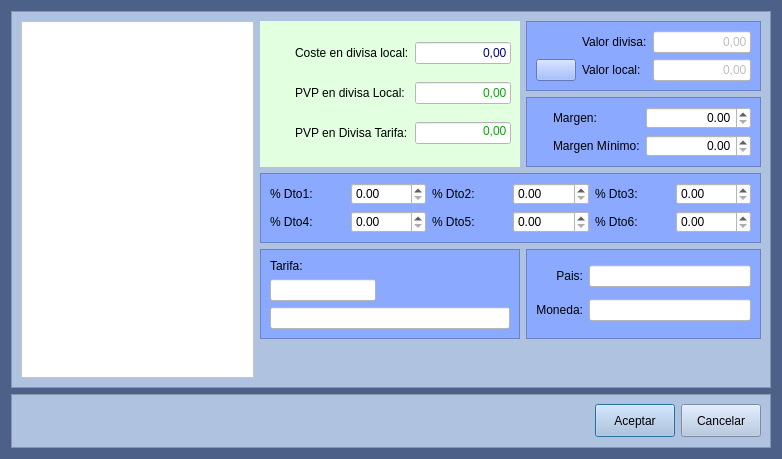
Old version of the form Almacen/frmtarifas.ui in the repository arcnexus/RedFoX.
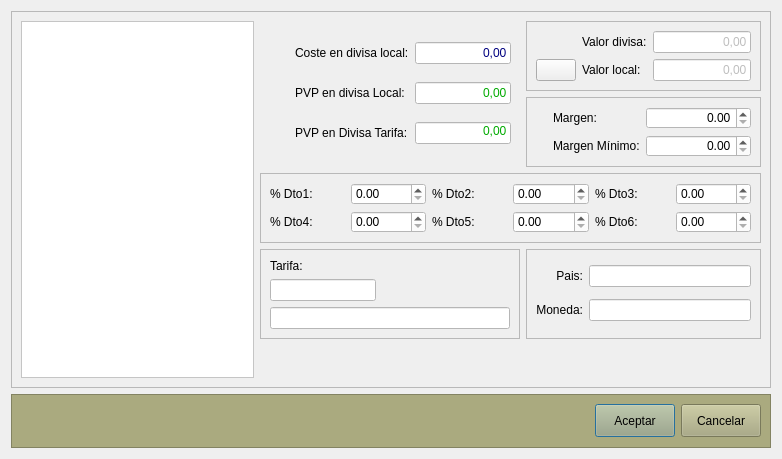
New version of the form. Icons and pictures are not drawn.

What changed in the file:
```diff
--- a/Almacen/frmtarifas.ui
+++ b/Almacen/frmtarifas.ui
@@ -20,15 +20,12 @@
    <string>valoración de Tarifas</string>
   </property>
   <property name="windowIcon">
-   <iconset>
-    <normaloff>:/Icons/PNG/Maya.png</normaloff>:/Icons/PNG/Maya.png</iconset>
+   <iconset resource="../maya.qrc">
+    <normaloff>:/Icons/PNG/NeuX.png</normaloff>:/Icons/PNG/NeuX.png</iconset>
   </property>
   <property name="windowOpacity">
    <double>1.000000000000000</double>
   </property>
-  <property name="styleSheet">
-   <string notr="true">background: #4c6088</string>
-  </property>
   <layout class="QGridLayout" name="gridLayout">
    <item row="1" column="0" colspan="2">
     <widget class="QFrame" name="frame">
@@ -45,7 +42,7 @@
       </size>
      </property>
      <property name="styleSheet">
-      <string notr="true">background-color: rgb(175,195,225);</string>
+      <string notr="true">background-color: rgb(170, 170, 127);</string>
      </property>
      <property name="frameShape">
       <enum>QFrame::StyledPanel</enum>
@@ -124,9 +121,6 @@
    </item>
    <item row="0" column="0" colspan="2">
     <widget class="QFrame" name="frame_2">
-     <property name="styleSheet">
-      <string notr="true">background-color: rgb(175,195,225);</string>
-     </property>
      <property name="frameShape">
       <enum>QFrame::StyledPanel</enum>
      </property>
@@ -136,9 +130,6 @@
      <layout class="QGridLayout" name="gridLayout_3">
       <item row="4" column="3">
        <widget class="QFrame" name="frame_4">
-        <property name="styleSheet">
-         <string notr="true">background-color: rgb(139, 170, 255);</string>
-        </property>
         <property name="frameShape">
          <enum>QFrame::StyledPanel</enum>
         </property>
@@ -192,9 +183,6 @@
       </item>
       <item row="0" column="3" rowspan="3">
        <widget class="QWidget" name="widget" native="true">
-        <property name="styleSheet">
-         <string notr="true">background-color: rgb(226, 255, 224);</string>
-        </property>
         <layout class="QGridLayout" name="gridLayout_2">
          <item row="3" column="1">
           <widget class="QLabel" name="label_6">
@@ -319,9 +307,6 @@
       </item>
       <item row="1" column="4" rowspan="2">
        <widget class="QFrame" name="frame_5">
-        <property name="styleSheet">
-         <string notr="true">background-color: rgb(139, 170, 255);</string>
-        </property>
         <property name="frameShape">
          <enum>QFrame::StyledPanel</enum>
         </property>
@@ -430,9 +415,6 @@
       </item>
       <item row="0" column="4">
        <widget class="QFrame" name="frame_6">
-        <property name="styleSheet">
-         <string notr="true">background-color: rgb(139, 170, 255);</string>
-        </property>
         <property name="frameShape">
          <enum>QFrame::StyledPanel</enum>
         </property>
@@ -549,9 +531,6 @@
       </item>
       <item row="4" column="4">
        <widget class="QFrame" name="frame_3">
-        <property name="styleSheet">
-         <string notr="true">background-color: rgb(139, 170, 255);</string>
-        </property>
         <property name="frameShape">
          <enum>QFrame::StyledPanel</enum>
         </property>
@@ -624,9 +603,6 @@
       </item>
       <item row="3" column="3" colspan="2">
        <widget class="QFrame" name="frame_dtos_sp">
-        <property name="styleSheet">
-         <string notr="true">background-color: rgb(139, 170, 255);</string>
-        </property>
         <property name="frameShape">
          <enum>QFrame::StyledPanel</enum>
         </property>
```
